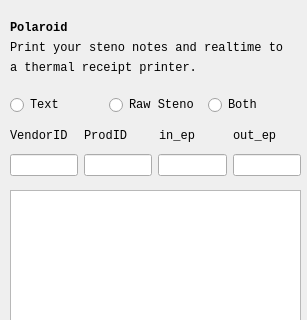
Old version of the form plover_polaroid/plover_polaroid.ui in the repository stanographer/plover-polaroid; both pictures show x 0 to 307 and y 0 to 320 of the 307 by 460 pixel window.
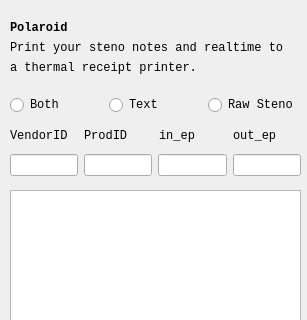
New version of the form.

Commit message: Radio buttons now working.

What changed in the file:
```diff
--- a/plover_polaroid/plover_polaroid.ui
+++ b/plover_polaroid/plover_polaroid.ui
@@ -57,7 +57,17 @@
    </property>
    <layout class="QHBoxLayout" name="horizontalLayout">
     <item>
-     <widget class="QRadioButton" name="radioButton_2">
+     <widget class="QRadioButton" name="_both_steno_realtime">
+      <property name="text">
+       <string>Both</string>
+      </property>
+     </widget>
+    </item>
+    <item>
+     <widget class="QRadioButton" name="_text_only">
+      <property name="accessibleDescription">
+       <string>Print only realtime text</string>
+      </property>
       <property name="text">
        <string>Text</string>
       </property>
@@ -70,13 +80,6 @@
       </property>
      </widget>
     </item>
-    <item>
-     <widget class="QRadioButton" name="radioButton_3">
-      <property name="text">
-       <string>Both</string>
-      </property>
-     </widget>
-    </item>
    </layout>
   </widget>
   <widget class="QPlainTextEdit" name="_tape">
```
Left out of the diff: 5 changed lines with no effect on the pictures. The commit also changes 1 other file.
